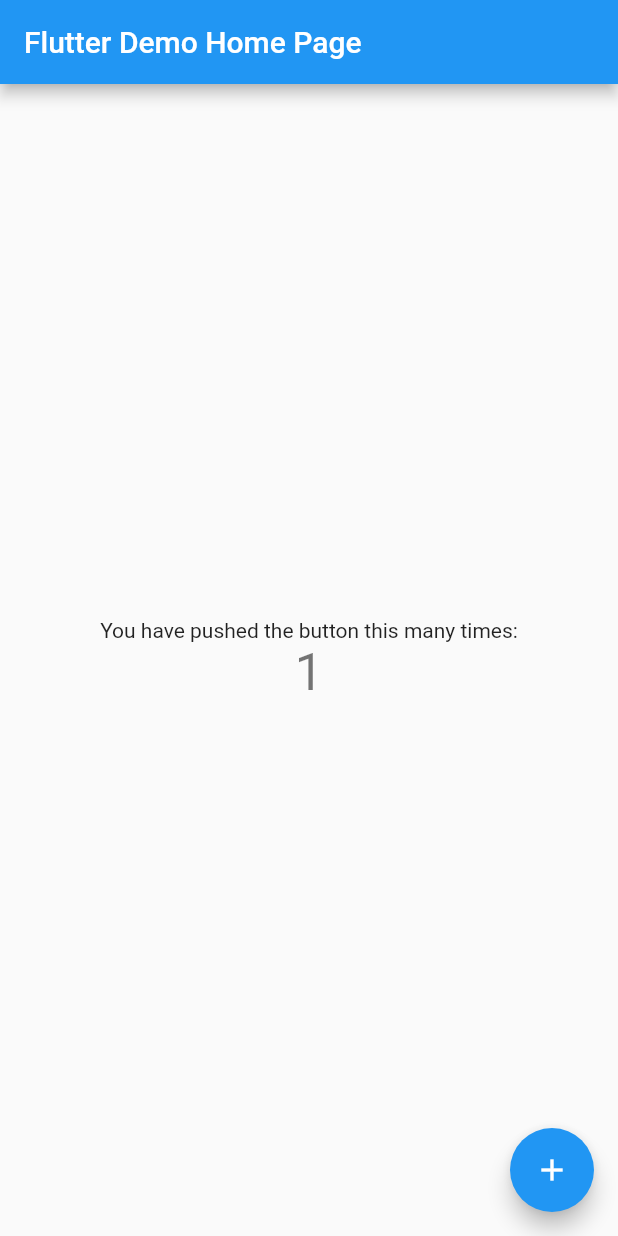
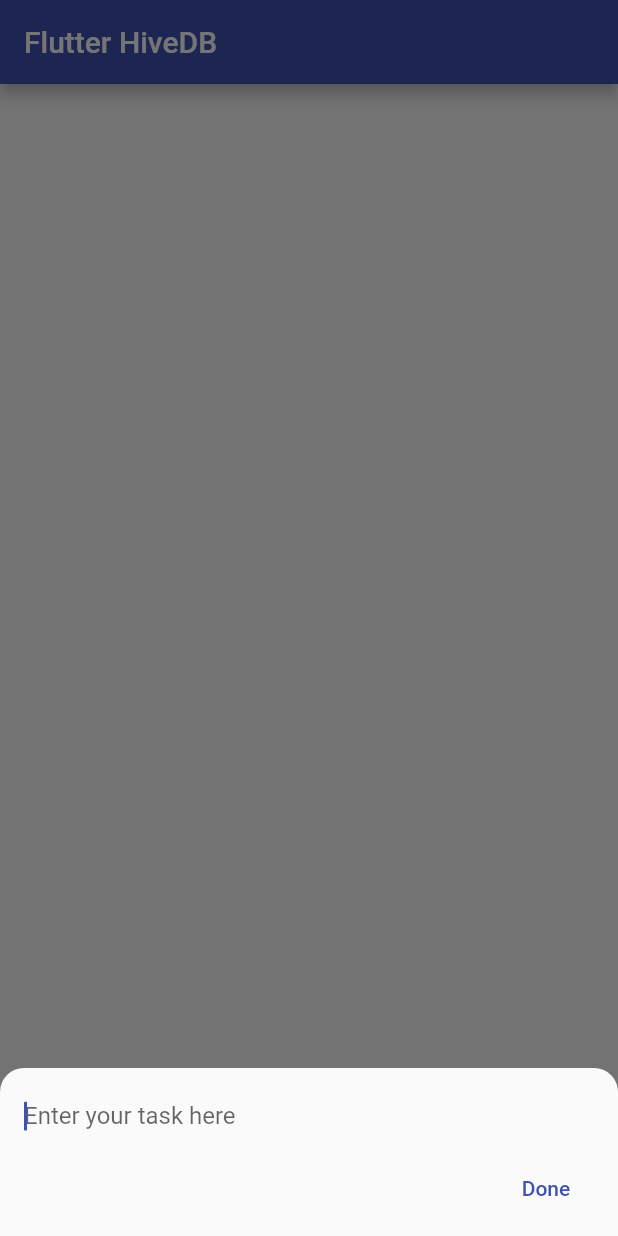
Before and after one commit to thecodexhub/flutter-hive-db, a Flutter app: the screen it shows after launch, after a tap on the "add" icon, on a phone screen of 412 x 824 dp. Run offline on Flutter 3.47's test engine with Material 2 defaults, Android fonts, the light colour scheme and no system bars; our stand-ins replace flutter_slidable, freezed_annotation, hive, hive_flutter; accounts and stored records are empty.

Commit message:
Add CRUD operation with hive

```diff
--- /dev/null
+++ b/lib/home_page.dart
@@ -0,0 +1,113 @@
+import 'package:flutter/material.dart';
+import 'package:flutter_hive_db/models/todo.dart';
+import 'package:flutter_hive_db/todo_tile.dart';
+import 'package:hive/hive.dart';
+import 'package:hive_flutter/hive_flutter.dart';
+
+class HomePage extends StatefulWidget {
+  const HomePage({Key? key}) : super(key: key);
+
+  @override
+  _HomePageState createState() => _HomePageState();
+}
+
+class _HomePageState extends State<HomePage> {
+  final TextEditingController _todoController = TextEditingController();
+
+  Future<void> _addTodo() async {
+    final todo = Todo(task: _todoController.text, isDone: false);
+    await Hive.box<Todo>("todo").add(todo);
+    _todoController.text = "";
+    Navigator.pop(context);
+  }
+
+  Future<void> _deleteTodo(int index) async {
+    await Hive.box<Todo>("todo").deleteAt(index);
+  }
+
+  Future<void> _toggleTodoState(int index) async {
+    final todo = Hive.box<Todo>("todo").getAt(index);
+    await Hive.box<Todo>("todo").putAt(
+      index,
+      Todo(task: todo!.task, isDone: !todo.isDone),
+    );
+  }
+
+  @override
+  Widget build(BuildContext context) {
+    return Scaffold(
+      appBar: AppBar(
+        title: Text("Flutter HiveDB"),
+      ),
+      body: Padding(
+        padding: EdgeInsets.all(16.0),
+        child: ValueListenableBuilder<Box<Todo>>(
+          valueListenable: Hive.box<Todo>("todo").listenable(),
+          builder: (context, todos, child) {
+            return ListView.builder(
+              shrinkWrap: true,
+              itemCount: todos.length,
+              itemBuilder: (context, index) {
+                final todo = todos.getAt(index);
+                return TodoTile(
+                  index: index,
+                  task: todo!.task,
+                  isDone: todo.isDone,
+                  onTap: () => _toggleTodoState(index),
+                  onDelete: () => _deleteTodo(index),
+                );
+              },
+            );
+          },
+        ),
+      ),
+      floatingActionButton: FloatingActionButton(
+        onPressed: () {
+          showModalBottomSheet(
+            context: context,
+            shape: RoundedRectangleBorder(
+                borderRadius:
+                    BorderRadius.vertical(top: Radius.circular(16.0))),
+            isScrollControlled: true,
+            builder: (_) {
+              return _buildAddTodoField(context);
+            },
+          );
+        },
+        child: Icon(Icons.add),
+      ),
+    );
+  }
+
+  Widget _buildAddTodoField(BuildContext context) {
+    return Padding(
+      padding: const EdgeInsets.symmetric(
+        vertical: 8.0,
+        horizontal: 16.0,
+      ),
+      child: Wrap(
+        children: [
+          TextField(
+            controller: _todoController,
+            autofocus: true,
+            decoration: InputDecoration(
+              border: InputBorder.none,
+              hintText: "Enter your task here",
+            ),
+          ),
+          Padding(
+            padding: EdgeInsets.only(
+                bottom: MediaQuery.of(context).viewInsets.bottom),
+            child: Align(
+              alignment: Alignment.centerRight,
+              child: TextButton(
+                onPressed: _addTodo,
+                child: Text("Done"),
+              ),
+            ),
+          )
+        ],
+      ),
+    );
+  }
+}
--- a/lib/main.dart
+++ b/lib/main.dart
@@ -1,113 +1,30 @@
 import 'package:flutter/material.dart';
+import 'package:hive/hive.dart';
+import 'package:path_provider/path_provider.dart' as path_provider;
 
-void main() {
+import 'home_page.dart';
+import 'models/todo.dart';
+
+Future<void> main() async {
+  WidgetsFlutterBinding.ensureInitialized();
+  final appDocumentsDirectory =
+      await path_provider.getApplicationDocumentsDirectory();
+  Hive.init(appDocumentsDirectory.path);
+  // Register Hive adapters
+  Hive.registerAdapter<Todo>(TodoAdapter());
+  await Hive.openBox<Todo>("todo");
   runApp(MyApp());
 }
 
 class MyApp extends StatelessWidget {
-  // This widget is the root of your application.
   @override
   Widget build(BuildContext context) {
     return MaterialApp(
-      title: 'Flutter Demo',
+      title: 'Flutter HiveDB',
       theme: ThemeData(
-        // This is the theme of your application.
-        //
-        // Try running your application with "flutter run". You'll see the
-        // application has a blue toolbar. Then, without quitting the app, try
-        // changing the primarySwatch below to Colors.green and then invoke
-        // "hot reload" (press "r" in the console where you ran "flutter run",
-        // or simply save your changes to "hot reload" in a Flutter IDE).
-        // Notice that the counter didn't reset back to zero; the application
-        // is not restarted.
-        primarySwatch: Colors.blue,
+        primarySwatch: Colors.indigo,
       ),
-      home: MyHomePage(title: 'Flutter Demo Home Page'),
+      home: HomePage(),
     );
   }
 }
-
-class MyHomePage extends StatefulWidget {
-  MyHomePage({Key? key, required this.title}) : super(key: key);
-
-  // This widget is the home page of your application. It is stateful, meaning
-  // that it has a State object (defined below) that contains fields that affect
-  // how it looks.
-
-  // This class is the configuration for the state. It holds the values (in this
-  // case the title) provided by the parent (in this case the App widget) and
-  // used by the build method of the State. Fields in a Widget subclass are
-  // always marked "final".
-
-  final String title;
-
-  @override
-  _MyHomePageState createState() => _MyHomePageState();
-}
-
-class _MyHomePageState extends State<MyHomePage> {
-  int _counter = 0;
-
-  void _incrementCounter() {
-    setState(() {
-      // This call to setState tells the Flutter framework that something has
-      // changed in this State, which causes it to rerun the build method below
-      // so that the display can reflect the updated values. If we changed
-      // _counter without calling setState(), then the build method would not be
-      // called again, and so nothing would appear to happen.
-      _counter++;
-    });
-  }
-
-  @override
-  Widget build(BuildContext context) {
-    // This method is rerun every time setState is called, for instance as done
-    // by the _incrementCounter method above.
-    //
-    // The Flutter framework has been optimized to make rerunning build methods
-    // fast, so that you can just rebuild anything that needs updating rather
-    // than having to individually change instances of widgets.
-    return Scaffold(
-      appBar: AppBar(
-        // Here we take the value from the MyHomePage object that was created by
-        // the App.build method, and use it to set our appbar title.
-        title: Text(widget.title),
-      ),
-      body: Center(
-        // Center is a layout widget. It takes a single child and positions it
-        // in the middle of the parent.
-        child: Column(
-          // Column is also a layout widget. It takes a list of children and
-          // arranges them vertically. By default, it sizes itself to fit its
-          // children horizontally, and tries to be as tall as its parent.
-          //
-          // Invoke "debug painting" (press "p" in the console, choose the
-          // "Toggle Debug Paint" action from the Flutter Inspector in Android
-          // Studio, or the "Toggle Debug Paint" command in Visual Studio Code)
-          // to see the wireframe for each widget.
-          //
-          // Column has various properties to control how it sizes itself and
-          // how it positions its children. Here we use mainAxisAlignment to
-          // center the children vertically; the main axis here is the vertical
-          // axis because Columns are vertical (the cross axis would be
-          // horizontal).
-          mainAxisAlignment: MainAxisAlignment.center,
-          children: <Widget>[
-            Text(
-              'You have pushed the button this many times:',
-            ),
-            Text(
-              '$_counter',
-              style: Theme.of(context).textTheme.headline4,
-            ),
-          ],
-        ),
-      ),
-      floatingActionButton: FloatingActionButton(
-        onPressed: _incrementCounter,
-        tooltip: 'Increment',
-        child: Icon(Icons.add),
-      ), // This trailing comma makes auto-formatting nicer for build methods.
-    );
-  }
-}
```
Also changed, not shown: lib/todo_tile.dart (added, +67 -0 lines).
